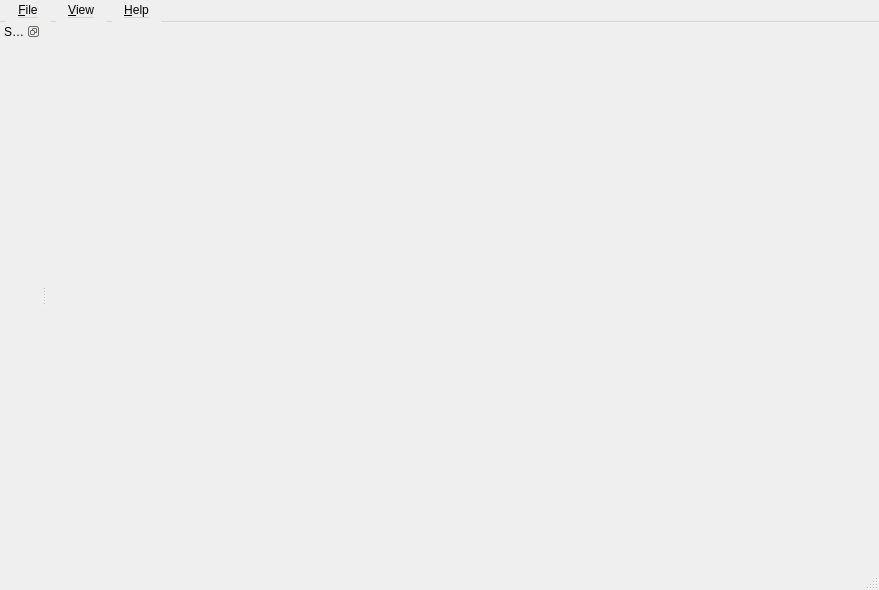
Old version of the form src/ui/main_window.ui in the repository thermeng/SciRender.
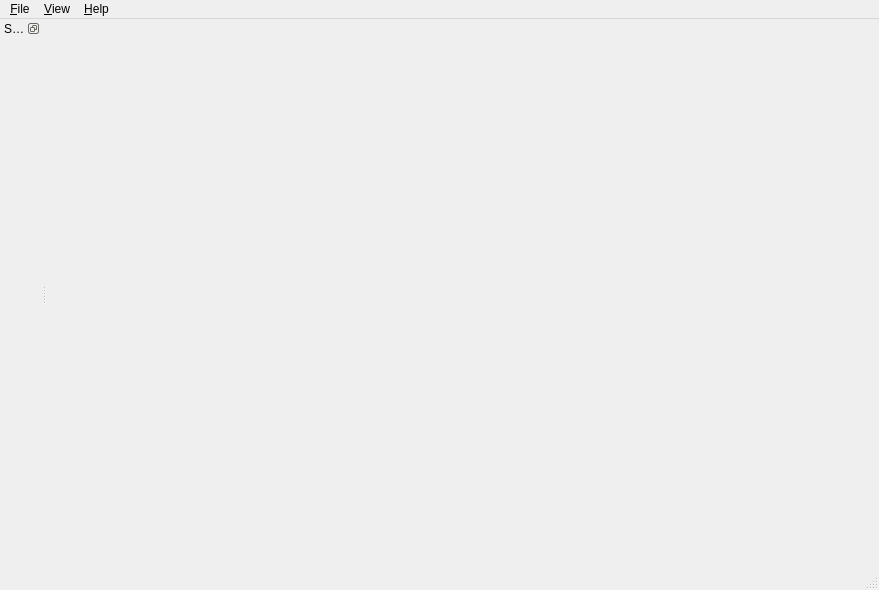
New version of the form.

```diff
--- a/src/ui/main_window.ui
+++ b/src/ui/main_window.ui
@@ -65,9 +65,6 @@
      <height>25</height>
     </rect>
    </property>
-   <property name="styleSheet">
-     <string>QMenuBar::item{padding:4px 12px;margin:0}QMenuBar::item:selected{border-radius:4px}QMenu::item{padding:6px 24px 6px 28px;font-size:12px}QMenu::indicator{width:16px;height:16px;left:8px}</string>
-   </property>
    <widget class="QMenu" name="menuFile">
     <property name="title">
      <string>&amp;File</string>
```
